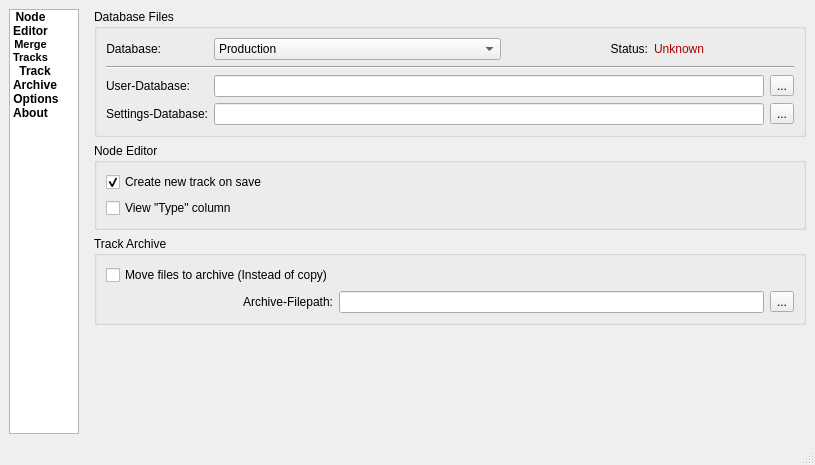
Qt form mainwindow.ui (lephro/VeloTrackEditToolbox) before a commit.
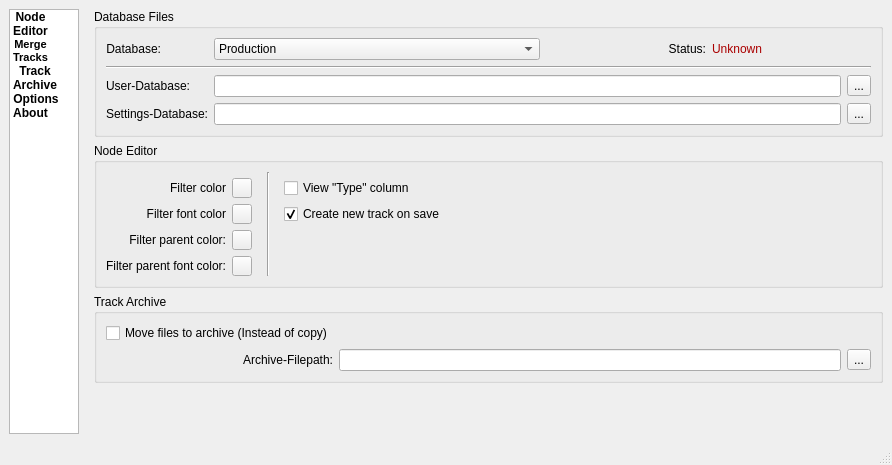
The same form after that commit. The open tabs and pages were chosen to show the change. Icons and pictures are not drawn.

Diff of the .ui file:
```diff
--- a/mainwindow.ui
+++ b/mainwindow.ui
@@ -7,7 +7,7 @@
    <rect>
     <x>0</x>
     <y>0</y>
-    <width>815</width>
+    <width>892</width>
     <height>465</height>
    </rect>
   </property>
@@ -3315,21 +3315,54 @@
           <property name="title">
            <string>Node Editor</string>
           </property>
-          <layout class="QVBoxLayout" name="generalSettingsGroupBoxLayout">
-           <item>
-            <widget class="QCheckBox" name="saveAsNewCheckbox">
-             <property name="toolTip">
-              <string>&lt;html&gt;&lt;head/&gt;&lt;body&gt;&lt;p&gt;If this option is set the node-editor will always create a new track, rather then overwrite the existing one, when saving. &lt;br/&gt;&lt;br/&gt;This option is enabled by defaullt, so in case that something goes wrong, you still have your precious gem.&lt;br/&gt;&lt;br/&gt;&lt;span style=&quot; font-style:italic;&quot;&gt;Default: Enabled&lt;/span&gt;&lt;/p&gt;&lt;/body&gt;&lt;/html&gt;</string>
+          <layout class="QGridLayout" name="gridLayout_2">
+           <item row="2" column="1">
+            <widget class="QPushButton" name="filterColorPushButton">
+             <property name="maximumSize">
+              <size>
+               <width>20</width>
+               <height>20</height>
+              </size>
              </property>
              <property name="text">
-              <string>Create new track on save</string>
+              <string/>
              </property>
-             <property name="checked">
-              <bool>true</bool>
+            </widget>
+           </item>
+           <item row="2" column="0">
+            <widget class="QLabel" name="filterColorLabel">
+             <property name="text">
+              <string>Filter color</string>
              </property>
+             <property name="alignment">
+              <set>Qt::AlignRight|Qt::AlignTrailing|Qt::AlignVCenter</set>
+             </property>
             </widget>
            </item>
-           <item>
+           <item row="4" column="1">
+            <widget class="QPushButton" name="filterColorParentPushButton">
+             <property name="maximumSize">
+              <size>
+               <width>20</width>
+               <height>20</height>
+              </size>
+             </property>
+             <property name="text">
+              <string/>
+             </property>
+            </widget>
+           </item>
+           <item row="4" column="0">
+            <widget class="QLabel" name="filterColorParentLabel">
+             <property name="text">
+              <string>Filter parent color:</string>
+             </property>
+             <property name="alignment">
+              <set>Qt::AlignRight|Qt::AlignTrailing|Qt::AlignVCenter</set>
+             </property>
+            </widget>
+           </item>
+           <item row="2" column="3">
             <widget class="QCheckBox" name="viewNodeTypeColumn">
              <property name="toolTip">
               <string>&lt;html&gt;&lt;head/&gt;&lt;body&gt;&lt;p&gt;Views the Json data type column in the node editor. In about 99.9% of the cases this information will provide no value for you and therefore disabled by default.&lt;br/&gt;&lt;br/&gt;&lt;span style=&quot; font-style:italic;&quot;&gt;Default: Disabled&lt;/span&gt;&lt;/p&gt;&lt;/body&gt;&lt;/html&gt;</string>
@@ -3339,6 +3372,91 @@
              </property>
             </widget>
            </item>
+           <item row="2" column="4">
+            <spacer name="generalSettingsNodeEditorSpacer">
+             <property name="orientation">
+              <enum>Qt::Horizontal</enum>
+             </property>
+             <property name="sizeHint" stdset="0">
+              <size>
+               <width>40</width>
+               <height>20</height>
+              </size>
+             </property>
+            </spacer>
+           </item>
+           <item row="3" column="0">
+            <widget class="QLabel" name="filterColorFontLabel">
+             <property name="text">
+              <string>Filter font color</string>
+             </property>
+             <property name="alignment">
+              <set>Qt::AlignRight|Qt::AlignTrailing|Qt::AlignVCenter</set>
+             </property>
+            </widget>
+           </item>
+           <item row="3" column="1">
+            <widget class="QPushButton" name="filterColorFontPushButton">
+             <property name="maximumSize">
+              <size>
+               <width>20</width>
+               <height>20</height>
+              </size>
+             </property>
+             <property name="text">
+              <string/>
+             </property>
+            </widget>
+           </item>
+           <item row="3" column="3">
+            <widget class="QCheckBox" name="saveAsNewCheckbox">
+             <property name="toolTip">
+              <string>&lt;html&gt;&lt;head/&gt;&lt;body&gt;&lt;p&gt;If this option is set the node-editor will always create a new track, rather then overwrite the existing one, when saving. &lt;br/&gt;&lt;br/&gt;This option is enabled by defaullt, so in case that something goes wrong, you still have your precious gem.&lt;br/&gt;&lt;br/&gt;&lt;span style=&quot; font-style:italic;&quot;&gt;Default: Enabled&lt;/span&gt;&lt;/p&gt;&lt;/body&gt;&lt;/html&gt;</string>
+             </property>
+             <property name="text">
+              <string>Create new track on save</string>
+             </property>
+             <property name="checked">
+              <bool>true</bool>
+             </property>
+            </widget>
+           </item>
+           <item row="5" column="0">
+            <widget class="QLabel" name="filterColorParentFontLabel">
+             <property name="text">
+              <string>Filter parent font color:</string>
+             </property>
+             <property name="alignment">
+              <set>Qt::AlignRight|Qt::AlignTrailing|Qt::AlignVCenter</set>
+             </property>
+            </widget>
+           </item>
+           <item row="5" column="1">
+            <widget class="QPushButton" name="filterColorParentFontPushButton">
+             <property name="maximumSize">
+              <size>
+               <width>20</width>
+               <height>20</height>
+              </size>
+             </property>
+             <property name="text">
+              <string/>
+             </property>
+            </widget>
+           </item>
+           <item row="1" column="2" rowspan="5">
+            <widget class="Line" name="generalSettingsNodeEditorSeperator">
+             <property name="minimumSize">
+              <size>
+               <width>20</width>
+               <height>0</height>
+              </size>
+             </property>
+             <property name="orientation">
+              <enum>Qt::Vertical</enum>
+             </property>
+            </widget>
+           </item>
           </layout>
          </widget>
         </item>
```
Left out of the diff: 163 changed lines with no effect on the pictures. Lines whose indentation alone changed are shown as unchanged.
